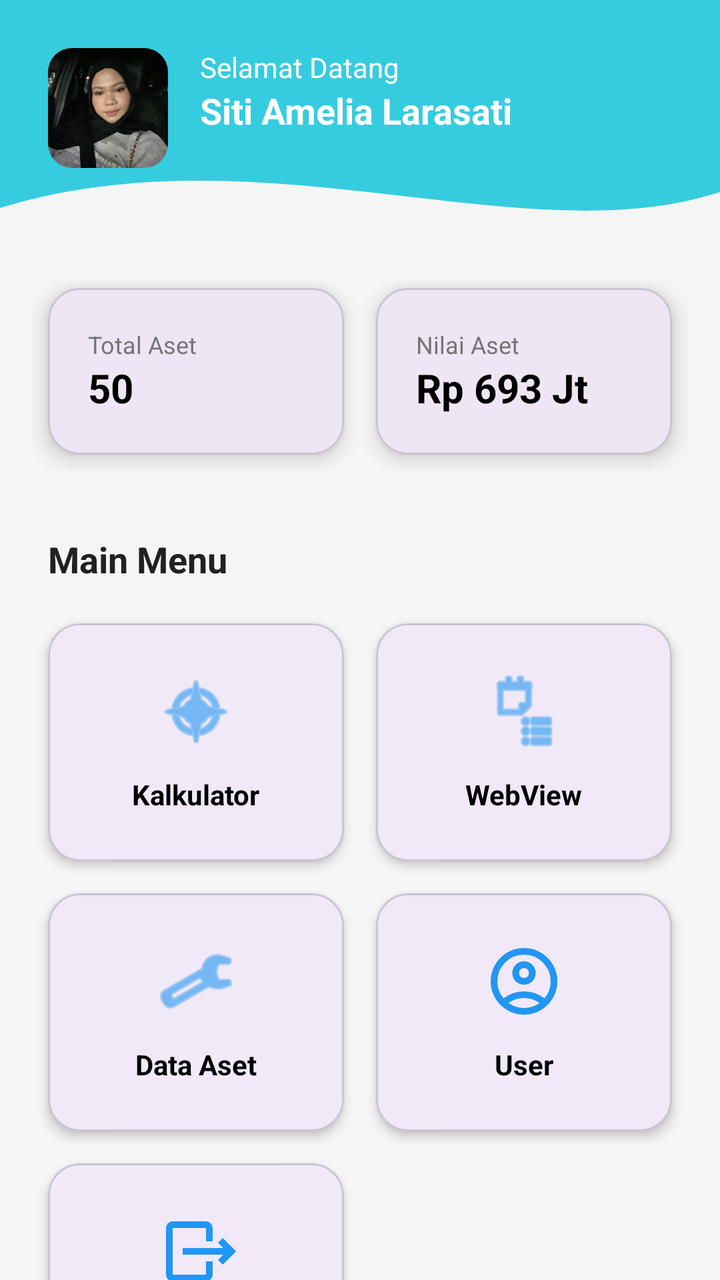
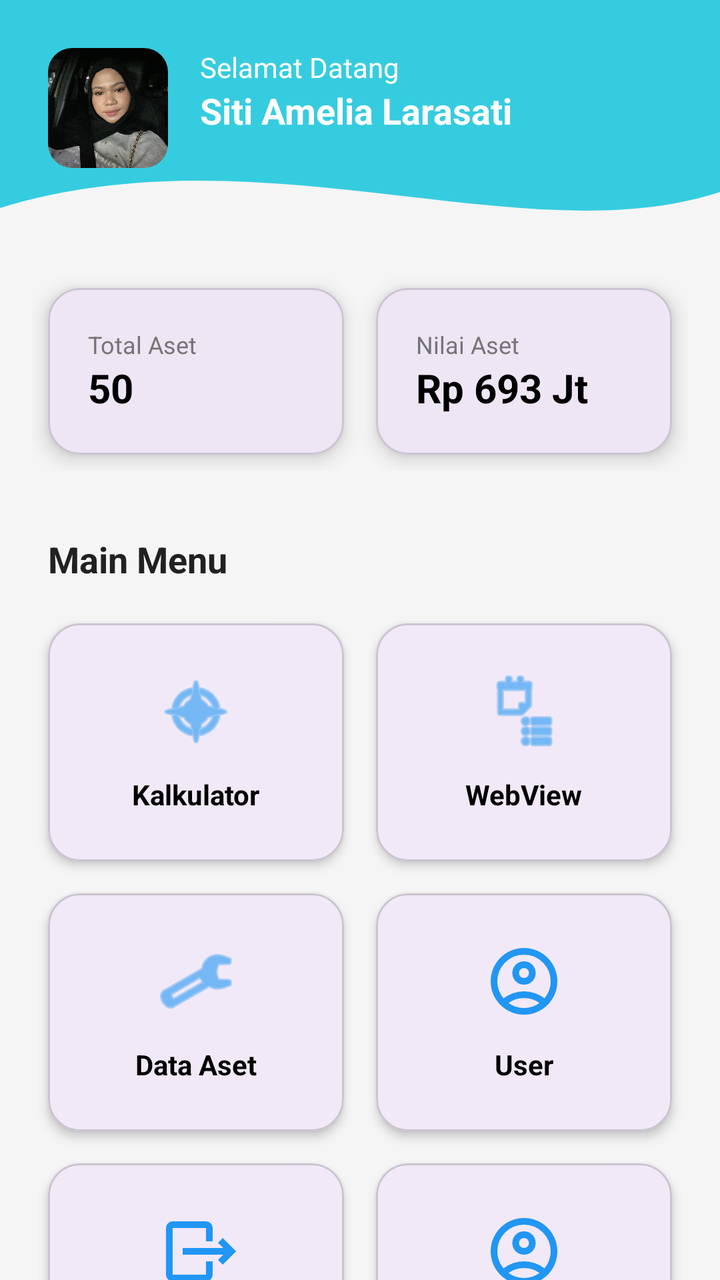

Compare the two renders of this Android layout. The source of the first and the diff that turns it into the second are given below.
<!-- AndroidManifest.xml: application theme Theme.Amelcat -->
<!-- res/layout/fragment_home.xml -->
<?xml version="1.0" encoding="utf-8"?>
<androidx.core.widget.NestedScrollView
    xmlns:android="http://schemas.android.com/apk/res/android"
    xmlns:app="http://schemas.android.com/apk/res-auto"
    xmlns:tools="http://schemas.android.com/tools"
    android:layout_width="match_parent"
    android:layout_height="match_parent"
    android:fillViewport="true"
    android:background="@color/background">

    <androidx.constraintlayout.widget.ConstraintLayout
        android:id="@+id/main"
        android:layout_width="match_parent"
        android:layout_height="wrap_content"
        android:paddingBottom="32dp">

        <View
            android:id="@+id/headerView"
            android:layout_width="match_parent"
            android:layout_height="120dp"
            android:background="@drawable/bg_header_home"
            app:layout_constraintTop_toTopOf="parent" />

        <com.google.android.material.imageview.ShapeableImageView
            android:id="@+id/ivProfile"
            android:layout_width="60dp"
            android:layout_height="60dp"
            android:layout_marginStart="24dp"
            android:layout_marginTop="24dp"
            android:scaleType="centerCrop"
            android:src="@drawable/profile"
            app:layout_constraintStart_toStartOf="parent"
            app:layout_constraintTop_toTopOf="parent"
            app:shapeAppearanceOverlay="@style/ShapeAppearance.Material3.Corner.Medium" />

        <TextView
            android:id="@+id/tvGreeting"
            android:layout_width="wrap_content"
            android:layout_height="wrap_content"
            android:layout_marginStart="16dp"
            android:text="Selamat Datang"
            android:textColor="@color/white"
            app:layout_constraintStart_toEndOf="@id/ivProfile"
            app:layout_constraintTop_toTopOf="@id/ivProfile" />

        <TextView
            android:id="@+id/tvProfileName"
            android:layout_width="wrap_content"
            android:layout_height="wrap_content"
            android:text="Siti Amelia Larasati"
            android:textColor="@color/white"
            android:textSize="18sp"
            android:textStyle="bold"
            app:layout_constraintStart_toStartOf="@id/tvGreeting"
            app:layout_constraintTop_toBottomOf="@id/tvGreeting" />

        <LinearLayout
            android:id="@+id/layoutStats"
            android:layout_width="match_parent"
            android:layout_height="wrap_content"
            android:layout_marginTop="16dp"
            android:orientation="horizontal"
            android:paddingHorizontal="16dp"
            android:weightSum="2"
            app:layout_constraintTop_toBottomOf="@id/headerView">

            <com.google.android.material.card.MaterialCardView
                android:layout_width="0dp"
                android:layout_height="wrap_content"
                android:layout_weight="1"
                android:layout_margin="8dp"
                app:cardCornerRadius="16dp"
                app:cardElevation="6dp">

                <LinearLayout
                    android:layout_width="match_parent"
                    android:layout_height="wrap_content"
                    android:orientation="vertical"
                    android:padding="20dp">

                    <TextView
                        android:layout_width="wrap_content"
                        android:layout_height="wrap_content"
                        android:text="Total Aset"
                        android:textColor="@color/text_secondary"
                        android:textSize="12sp" />

                    <TextView
                        android:layout_width="wrap_content"
                        android:layout_height="wrap_content"
                        android:text="50"
                        android:textColor="@color/black"
                        android:textSize="20sp"
                        android:textStyle="bold" />
                </LinearLayout>
            </com.google.android.material.card.MaterialCardView>

            <com.google.android.material.card.MaterialCardView
                android:layout_width="0dp"
                android:layout_height="wrap_content"
                android:layout_weight="1"
                android:layout_margin="8dp"
                app:cardCornerRadius="16dp"
                app:cardElevation="6dp">

                <LinearLayout
                    android:layout_width="match_parent"
                    android:layout_height="wrap_content"
                    android:orientation="vertical"
                    android:padding="20dp">

                    <TextView
                        android:layout_width="wrap_content"
                        android:layout_height="wrap_content"
                        android:text="Nilai Aset"
                        android:textColor="@color/text_secondary"
                        android:textSize="12sp" />

                    <TextView
                        android:layout_width="wrap_content"
                        android:layout_height="wrap_content"
                        android:text="Rp 693 Jt"
                        android:textColor="@color/black"
                        android:textSize="20sp"
                        android:textStyle="bold" />
                </LinearLayout>
            </com.google.android.material.card.MaterialCardView>
        </LinearLayout>

        <TextView
            android:id="@+id/labelMenu"
            android:layout_width="wrap_content"
            android:layout_height="wrap_content"
            android:layout_marginStart="24dp"
            android:layout_marginTop="32dp"
            android:text="Main Menu"
            android:textColor="@color/text_primary"
            android:textSize="18sp"
            android:textStyle="bold"
            app:layout_constraintStart_toStartOf="parent"
            app:layout_constraintTop_toBottomOf="@id/layoutStats" />

        <GridLayout
            android:id="@+id/menuGrid"
            android:layout_width="match_parent"
            android:layout_height="wrap_content"
            android:layout_marginTop="12dp"
            android:columnCount="2"
            android:paddingHorizontal="16dp"
            app:layout_constraintTop_toBottomOf="@id/labelMenu"
            tools:layout_editor_absoluteX="0dp">

            <com.google.android.material.card.MaterialCardView
                android:id="@+id/btnRumus"
                android:layout_width="0dp"
                android:layout_height="wrap_content"
                android:layout_columnWeight="1"
                android:layout_margin="8dp"
                app:cardCornerRadius="16dp"
                app:cardElevation="3dp">

                <LinearLayout
                    android:layout_width="match_parent"
                    android:layout_height="wrap_content"
                    android:gravity="center"
                    android:orientation="vertical"
                    android:padding="24dp">

                    <ImageView
                        android:layout_width="40dp"
                        android:layout_height="40dp"
                        android:src="@android:drawable/ic_menu_compass"
                        app:tint="@color/primary" />

                    <TextView
                        android:layout_width="wrap_content"
                        android:layout_height="wrap_content"
                        android:layout_marginTop="12dp"
                        android:text="Kalkulator"
                        android:textColor="@color/black"
                        android:textStyle="bold" />
                </LinearLayout>
            </com.google.android.material.card.MaterialCardView>

            <com.google.android.material.card.MaterialCardView
                android:id="@+id/btnWebView"
                android:layout_width="0dp"
                android:layout_height="wrap_content"
                android:layout_columnWeight="1"
                android:layout_margin="8dp"
                app:cardCornerRadius="16dp"
                app:cardElevation="3dp">

                <LinearLayout
                    android:layout_width="match_parent"
                    android:layout_height="wrap_content"
                    android:gravity="center"
                    android:orientation="vertical"
                    android:padding="24dp">

                    <ImageView
                        android:layout_width="40dp"
                        android:layout_height="40dp"
                        android:src="@android:drawable/ic_menu_agenda"
                        app:tint="@color/primary" />

                    <TextView
                        android:layout_width="wrap_content"
                        android:layout_height="wrap_content"
                        android:layout_marginTop="12dp"
                        android:text="WebView"
                        android:textColor="@color/black"
                        android:textStyle="bold" />
                </LinearLayout>
            </com.google.android.material.card.MaterialCardView>

            <com.google.android.material.card.MaterialCardView
                android:id="@+id/btnDataAset"
                android:layout_width="0dp"
                android:layout_height="wrap_content"
                android:layout_columnWeight="1"
                android:layout_margin="8dp"
                app:cardCornerRadius="16dp"
                app:cardElevation="3dp">

                <LinearLayout
                    android:layout_width="match_parent"
                    android:layout_height="wrap_content"
                    android:gravity="center"
                    android:orientation="vertical"
                    android:padding="24dp">

                    <ImageView
                        android:layout_width="40dp"
                        android:layout_height="40dp"
                        android:src="@android:drawable/ic_menu_manage"
                        app:tint="@color/primary" />

                    <TextView
                        android:layout_width="wrap_content"
                        android:layout_height="wrap_content"
                        android:layout_marginTop="12dp"
                        android:text="Data Aset"
                        android:textColor="@color/black"
                        android:textStyle="bold" />
                </LinearLayout>
            </com.google.android.material.card.MaterialCardView>

            <com.google.android.material.card.MaterialCardView
                android:id="@+id/btnUser"
                android:layout_width="0dp"
                android:layout_height="wrap_content"
                android:layout_columnWeight="1"
                android:layout_margin="8dp"
                app:cardCornerRadius="16dp"
                app:cardElevation="3dp">

                <LinearLayout
                    android:layout_width="match_parent"
                    android:layout_height="wrap_content"
                    android:gravity="center"
                    android:orientation="vertical"
                    android:padding="24dp">

                    <ImageView
                        android:layout_width="40dp"
                        android:layout_height="40dp"
                        android:src="@drawable/ic_profile"
                        app:tint="@color/primary" />

                    <TextView
                        android:layout_width="wrap_content"
                        android:layout_height="wrap_content"
                        android:layout_marginTop="12dp"
                        android:text="User"
                        android:textColor="@color/black"
                        android:textStyle="bold" />
                </LinearLayout>
            </com.google.android.material.card.MaterialCardView>

            <com.google.android.material.card.MaterialCardView
                android:id="@+id/btnLokasi"
                android:layout_width="0dp"
                android:layout_height="wrap_content"
                android:layout_columnWeight="1"
                android:layout_margin="8dp"
                app:cardCornerRadius="16dp"
                app:cardElevation="3dp">

                <LinearLayout
                    android:layout_width="match_parent"
                    android:layout_height="wrap_content"
                    android:gravity="center"
                    android:orientation="vertical"
                    android:padding="24dp">

                    <ImageView
                        android:layout_width="40dp"
                        android:layout_height="40dp"
                        android:src="@drawable/ic_mutasi"
                        app:tint="@color/primary" />

                    <TextView
                        android:layout_width="wrap_content"
                        android:layout_height="wrap_content"
                        android:layout_marginTop="12dp"
                        android:text="Mutasi Aset"
                        android:textColor="@color/black"
                        android:textStyle="bold" />
                </LinearLayout>
            </com.google.android.material.card.MaterialCardView>

        </GridLayout>

        <TextView
            android:id="@+id/labelBerita"
            android:layout_width="wrap_content"
            android:layout_height="wrap_content"
            android:layout_marginStart="24dp"
            android:layout_marginTop="32dp"
            android:text="List Berita Foto"
            android:textColor="@color/text_primary"
            android:textSize="18sp"
            android:textStyle="bold"
            app:layout_constraintStart_toStartOf="parent"
            app:layout_constraintTop_toBottomOf="@id/menuGrid" />

        <androidx.recyclerview.widget.RecyclerView
            android:id="@+id/rvPhoto"
            android:layout_width="match_parent"
            android:layout_height="wrap_content"
            android:layout_marginTop="12dp"
            android:paddingHorizontal="16dp"
            android:nestedScrollingEnabled="false"
            app:layout_constraintTop_toBottomOf="@id/labelBerita"
            tools:layout_editor_absoluteX="0dp" />

        <Button
            android:id="@+id/btnLogout"
            style="@style/Widget.Material3.Button.TonalButton"
            android:layout_width="match_parent"
            android:layout_height="wrap_content"
            android:layout_marginHorizontal="24dp"
            android:layout_marginTop="32dp"
            android:text="Logout Account"
            android:textColor="@color/error"
            app:layout_constraintTop_toBottomOf="@id/rvPhoto" />

    </androidx.constraintlayout.widget.ConstraintLayout>
</androidx.core.widget.NestedScrollView>
<!-- resources referenced by this layout -->
<resources>
  <color name="background">#F5F5F5</color>
  <color name="black">#FF000000</color>
  <color name="error">#D32F2F</color>
  <color name="primary">#2196F3</color>
  <color name="text_primary">#212121</color>
  <color name="text_secondary">#757575</color>
  <color name="white">#FFFFFFFF</color>
  <!-- drawable bg_header_home (drawable) -->
  <?xml version="1.0" encoding="utf-8"?>
  <vector xmlns:android="http://schemas.android.com/apk/res/android"
      android:width="412dp"
      android:height="150dp"
      android:viewportWidth="412"
      android:viewportHeight="150">
  
      <path
          android:fillColor="@color/accent"
          android:pathData="M0,0H412V120C300,160 150,80 0,130Z" />
  </vector>
  <!-- drawable ic_mutasi (drawable) -->
  <vector xmlns:android="http://schemas.android.com/apk/res/android" android:autoMirrored="true" android:height="24dp" android:tint="#000000" android:viewportHeight="960" android:viewportWidth="960" android:width="24dp">
        
      <path android:fillColor="@android:color/white" android:pathData="M806,520L320,520L320,440L806,440L744,378L800,320L960,480L800,640L744,582L806,520ZM600,360L600,200Q600,200 600,200Q600,200 600,200L200,200Q200,200 200,200Q200,200 200,200L200,760Q200,760 200,760Q200,760 200,760L600,760Q600,760 600,760Q600,760 600,760L600,600L680,600L680,760Q680,793 656.5,816.5Q633,840 600,840L200,840Q167,840 143.5,816.5Q120,793 120,760L120,200Q120,167 143.5,143.5Q167,120 200,120L600,120Q633,120 656.5,143.5Q680,167 680,200L680,360L600,360Z"/>
      
  </vector>
  <!-- drawable ic_profile (drawable) -->
  <vector xmlns:android="http://schemas.android.com/apk/res/android" android:height="24dp" android:tint="#000000" android:viewportHeight="960" android:viewportWidth="960" android:width="24dp">
        
      <path android:fillColor="@android:color/white" android:pathData="M234,684Q285,645 348,622.5Q411,600 480,600Q549,600 612,622.5Q675,645 726,684Q761,643 780.5,591Q800,539 800,480Q800,347 706.5,253.5Q613,160 480,160Q347,160 253.5,253.5Q160,347 160,480Q160,539 179.5,591Q199,643 234,684ZM380.5,479.5Q340,439 340,380Q340,321 380.5,280.5Q421,240 480,240Q539,240 579.5,280.5Q620,321 620,380Q620,439 579.5,479.5Q539,520 480,520Q421,520 380.5,479.5ZM480,880Q397,880 324,848.5Q251,817 197,763Q143,709 111.5,636Q80,563 80,480Q80,397 111.5,324Q143,251 197,197Q251,143 324,111.5Q397,80 480,80Q563,80 636,111.5Q709,143 763,197Q817,251 848.5,324Q880,397 880,480Q880,563 848.5,636Q817,709 763,763Q709,817 636,848.5Q563,880 480,880ZM580,784.5Q627,769 666,740Q627,711 580,695.5Q533,680 480,680Q427,680 380,695.5Q333,711 294,740Q333,769 380,784.5Q427,800 480,800Q533,800 580,784.5ZM523,423Q540,406 540,380Q540,354 523,337Q506,320 480,320Q454,320 437,337Q420,354 420,380Q420,406 437,423Q454,440 480,440Q506,440 523,423ZM480,380Q480,380 480,380Q480,380 480,380Q480,380 480,380Q480,380 480,380Q480,380 480,380Q480,380 480,380Q480,380 480,380Q480,380 480,380ZM480,740Q480,740 480,740Q480,740 480,740Q480,740 480,740Q480,740 480,740Q480,740 480,740Q480,740 480,740Q480,740 480,740Q480,740 480,740Z"/>
      
  </vector>
  <!-- drawable profile: jpeg bitmap (drawable, 108184 bytes) -->
  <style name="Theme.Amelcat" parent="Base.Theme.Amelcat" />
  <color name="accent">#36ccdf</color>
  <style name="Base.Theme.Amelcat" parent="Theme.Material3.DayNight.NoActionBar">
          
          
      </style>
</resources>

<!-- the commit's change to res/layout/fragment_home.xml (unified diff, before → after) -->
@@ -310,6 +310,34 @@
                 </LinearLayout>
             </com.google.android.material.card.MaterialCardView>
 
+            <com.google.android.material.card.MaterialCardView
+                android:id="@+id/btnDataStaff"
+                android:layout_width="0dp"
+                android:layout_height="wrap_content"
+                android:layout_columnWeight="1"
+                android:layout_margin="8dp"
+                app:cardCornerRadius="16dp"
+                app:cardElevation="3dp">
+                <LinearLayout
+                    android:layout_width="match_parent"
+                    android:layout_height="wrap_content"
+                    android:gravity="center"
+                    android:orientation="vertical"
+                    android:padding="24dp">
+                    <ImageView
+                        android:layout_width="40dp"
+                        android:layout_height="40dp"
+                        android:src="@drawable/ic_profile"
+                        app:tint="@color/primary" />
+                    <TextView
+                        android:layout_width="wrap_content"
+                        android:layout_height="wrap_content"
+                        android:layout_marginTop="12dp"
+                        android:text="Data Staff"
+                        android:textStyle="bold" />
+                </LinearLayout>
+            </com.google.android.material.card.MaterialCardView>
+
         </GridLayout>
 
         <TextView
